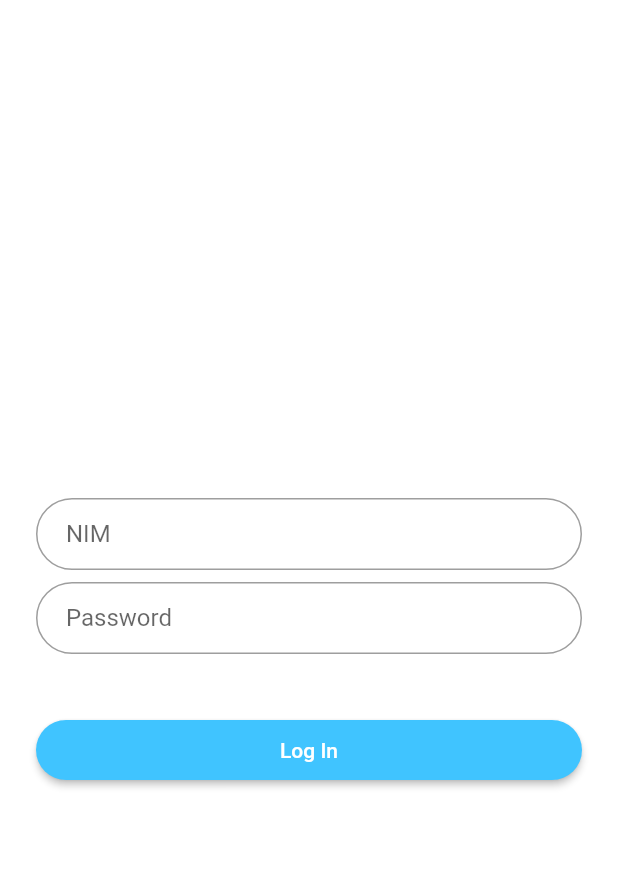
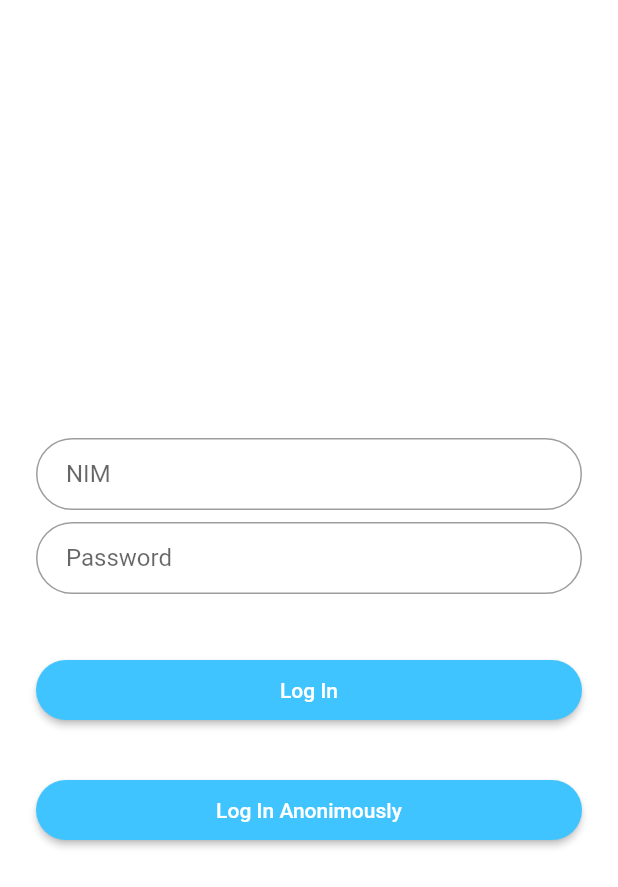
Before and after one commit to afifahnaimatul/datengsemhas, a Flutter app: the LoginPage screen opened directly, on a phone screen of 412 x 824 dp. Shown: the top 887 px of the screen. Run offline on Flutter 3.47's test engine with Material 2 defaults, Android fonts, the phone set to English and light mode, and no system bars; our stand-ins replace firebase_auth; accounts and stored records are empty.

Commit message:
Adding login anonimously

```diff
--- a/lib/view/Login.dart
+++ b/lib/view/Login.dart
@@ -4,6 +4,7 @@ import 'package:oke/view/ViewSchedule.dart';
 import 'package:oke/view/ViewBooked.dart';
 import 'package:oke/view/ViewHistory.dart';
 import 'package:oke/view/AddSchedule.dart';
+import 'package:oke/services/auth.dart';
 
 class LoginPage extends StatefulWidget{
     static String tag = 'login-page';
@@ -12,6 +13,9 @@ class LoginPage extends StatefulWidget{
 }
 
 class _LoginPageState extends State<LoginPage> {
+
+  final AuthService _auth = AuthService();
+
   @override
   Widget build(BuildContext context) {
     final email = TextFormField(
@@ -52,6 +56,27 @@ class _LoginPageState extends State<LoginPage> {
       ),
     );
 
+    final loginAnonButton = Padding(
+      padding: EdgeInsets.symmetric(vertical: 16.0),
+      child: RaisedButton(
+        shape: RoundedRectangleBorder(
+          borderRadius: BorderRadius.circular(24),
+        ),
+        onPressed: () async {
+          dynamic result = await _auth.signInAnon();
+          if(result == null){
+            print('error signing in');
+          } else{
+            print('signed in');
+            print(result);
+          }
+        },
+        padding: EdgeInsets.all(12),
+        color: Colors.lightBlueAccent,
+        child: Text('Log In Anonimously', style: TextStyle(color: Colors.white)),
+      ),
+    );
+
     return Scaffold(
       backgroundColor: Colors.white,
       body: Center(
@@ -65,6 +90,7 @@ class _LoginPageState extends State<LoginPage> {
             password,
             SizedBox(height: 24.0),
             loginButton,
+            loginAnonButton
           ],
         ),
       ),
--- a/lib/wrapper.dart
+++ b/lib/wrapper.dart
@@ -5,6 +5,7 @@ class Wrapper extends StatelessWidget {
   @override
   Widget build(BuildContext context) {
     //return both home or auth widget
-    return Pages();
+    return LoginPage();
+    //return Pages();
   }
 }
```
Also changed, not shown: lib/services/auth.dart (+23 -0 lines), 2 other files.
